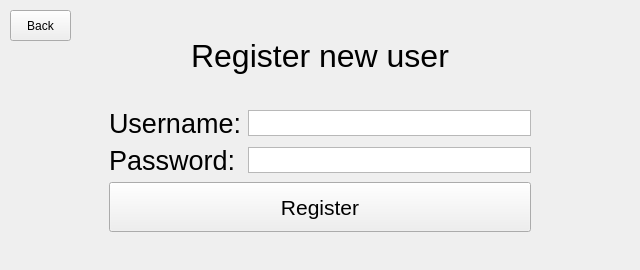
Qt form DCM/ui_files/stackedwelcomescreen.ui (CarlosCapili/3K04-Pacemaker-Project) before a commit.
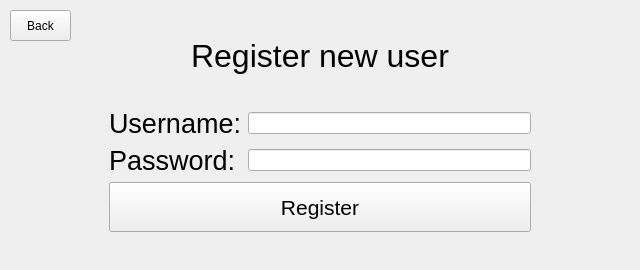
The same form after that commit. The open tabs and pages were chosen to show the change.

```diff
--- a/DCM/ui_files/stackedwelcomescreen.ui
+++ b/DCM/ui_files/stackedwelcomescreen.ui
@@ -249,44 +249,6 @@
           <property name="sizeConstraint">
            <enum>QLayout::SetDefaultConstraint</enum>
           </property>
-          <item row="1" column="1">
-           <widget class="QPlainTextEdit" name="passTextEdit">
-            <property name="sizePolicy">
-             <sizepolicy hsizetype="Preferred" vsizetype="Fixed">
-              <horstretch>0</horstretch>
-              <verstretch>0</verstretch>
-             </sizepolicy>
-            </property>
-            <property name="maximumSize">
-             <size>
-              <width>500</width>
-              <height>26</height>
-             </size>
-            </property>
-            <property name="inputMethodHints">
-             <set>Qt::ImhNone</set>
-            </property>
-           </widget>
-          </item>
-          <item row="0" column="1">
-           <widget class="QPlainTextEdit" name="userTextEdit">
-            <property name="sizePolicy">
-             <sizepolicy hsizetype="Preferred" vsizetype="Fixed">
-              <horstretch>0</horstretch>
-              <verstretch>0</verstretch>
-             </sizepolicy>
-            </property>
-            <property name="maximumSize">
-             <size>
-              <width>500</width>
-              <height>26</height>
-             </size>
-            </property>
-            <property name="inputMethodHints">
-             <set>Qt::ImhNone</set>
-            </property>
-           </widget>
-          </item>
           <item row="1" column="0">
            <widget class="QLabel" name="label_3">
             <property name="sizePolicy">
@@ -323,6 +285,29 @@
             </property>
            </widget>
           </item>
+          <item row="0" column="1">
+           <widget class="QLineEdit" name="lineEdit">
+            <property name="inputMethodHints">
+             <set>Qt::ImhNone</set>
+            </property>
+            <property name="maxLength">
+             <number>15</number>
+            </property>
+            <property name="echoMode">
+             <enum>QLineEdit::Normal</enum>
+            </property>
+           </widget>
+          </item>
+          <item row="1" column="1">
+           <widget class="QLineEdit" name="lineEdit_2">
+            <property name="maxLength">
+             <number>15</number>
+            </property>
+            <property name="echoMode">
+             <enum>QLineEdit::Password</enum>
+            </property>
+           </widget>
+          </item>
          </layout>
         </item>
         <item>
```
Left out of the diff: 55 changed lines with no effect on the pictures.
